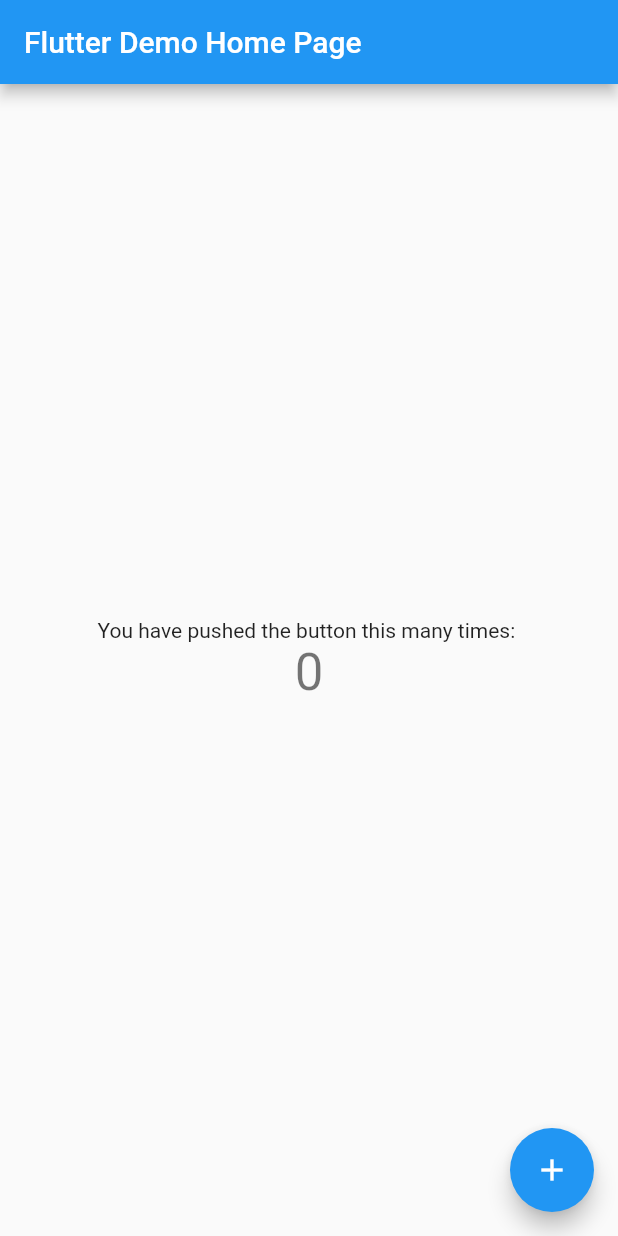
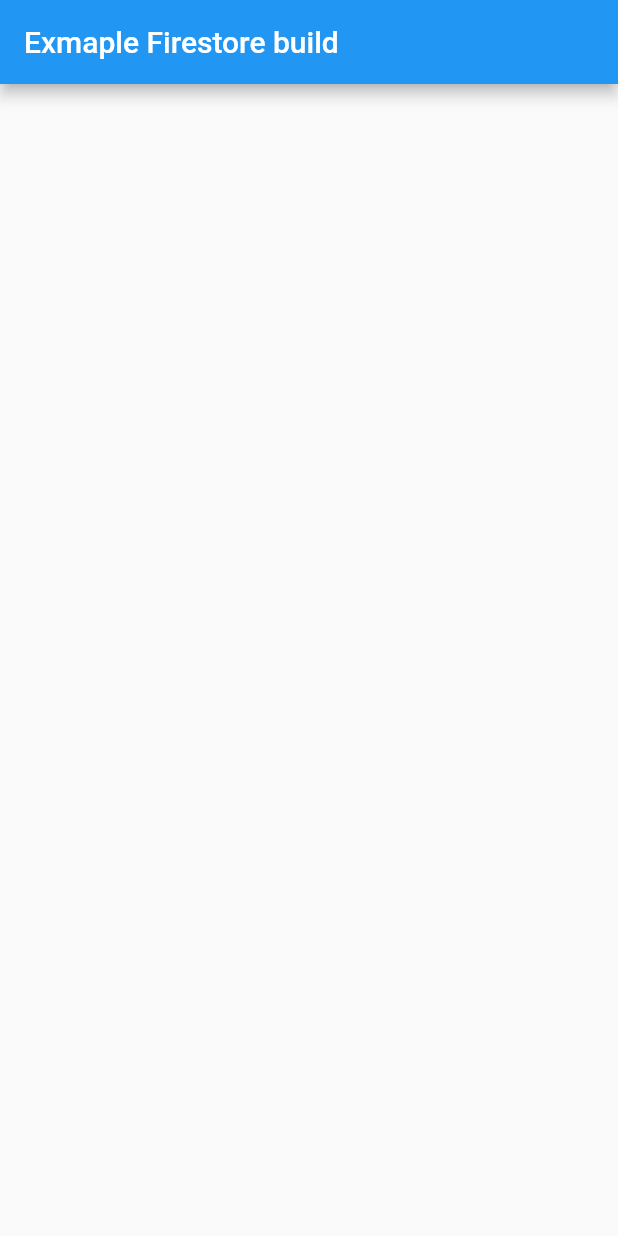
Before and after one commit to jsayram/joseskitchen, a Flutter app: the screen it shows after launch, on a phone screen of 412 x 824 dp. Run offline on Flutter 3.47's test engine with Material 2 defaults, Android fonts, the light colour scheme and no system bars; missing offline and left inert: cloud_firestore_web, firebase_core_web; accounts and stored records are empty.

```diff
--- a/lib/main.dart
+++ b/lib/main.dart
@@ -1,106 +1,27 @@
 import 'package:flutter/material.dart';
 
-void main() {
-  runApp(MyApp());
+void main(){
+
+  runApp(FireStoreApp());
 }
 
-class MyApp extends StatelessWidget {
-  // This widget is the root of your application.
+
+class FireStoreApp extends StatefulWidget {
+  const FireStoreApp({Key? key}) : super(key: key);
+
+  @override
+  _FireStoreAppState createState() => _FireStoreAppState();
+}
+
+class _FireStoreAppState extends State<FireStoreApp> {
   @override
   Widget build(BuildContext context) {
     return MaterialApp(
-      title: 'Flutter Demo',
-      theme: ThemeData(
-        // This is the theme of your application.
-        //
-        // Try running your application with "flutter run". You'll see the
-        // application has a blue toolbar. Then, without quitting the app, try
-        // changing the primarySwatch below to Colors.green and then invoke
-        // "hot reload" (press "r" in the console where you ran "flutter run",
-        // or simply save your changes to "hot reload" in a Flutter IDE).
-        // Notice that the counter didn't reset back to zero; the application
-        // is not restarted.
-        primarySwatch: Colors.blue,
-      ),
-      home: MyHomePage(title: 'Flutter Demo Home Page'),
+      home: Scaffold(
+        appBar: AppBar(
+          title: Text('Exmaple Firestore build')
+        )
+      )
     );
   }
 }
-
-class MyHomePage extends StatefulWidget {
-  MyHomePage({Key? key, required this.title}) : super(key: key);
-
- //TestingMergingBranchesInProject
-
-  final String title;
-
-  @override
-  _MyHomePageState createState() => _MyHomePageState();
-}
-
-class _MyHomePageState extends State<MyHomePage> {
-  int _counter = 0;
-
-  void _incrementCounter() {
-    setState(() {
-      // This call to setState tells the Flutter framework that something has
-      // changed in this State, which causes it to rerun the build method below
-      // so that the display can reflect the updated values. If we changed
-      // _counter without calling setState(), then the build method would not be
-      // called again, and so nothing would appear to happen.
-      _counter++;
-    });
-  }
-
-  @override
-  Widget build(BuildContext context) {
-    // This method is rerun every time setState is called, for instance as done
-    // by the _incrementCounter method above.
-    //
-    // The Flutter framework has been optimized to make rerunning build methods
-    // fast, so that you can just rebuild anything that needs updating rather
-    // than having to individually change instances of widgets.
-    return Scaffold(
-      appBar: AppBar(
-        // Here we take the value from the MyHomePage object that was created by
-        // the App.build method, and use it to set our appbar title.
-        title: Text(widget.title),
-      ),
-      body: Center(
-        // Center is a layout widget. It takes a single child and positions it
-        // in the middle of the parent.
-        child: Column(
-          // Column is also a layout widget. It takes a list of children and
-          // arranges them vertically. By default, it sizes itself to fit its
-          // children horizontally, and tries to be as tall as its parent.
-          //
-          // Invoke "debug painting" (press "p" in the console, choose the
-          // "Toggle Debug Paint" action from the Flutter Inspector in Android
-          // Studio, or the "Toggle Debug Paint" command in Visual Studio Code)
-          // to see the wireframe for each widget.
-          //
-          // Column has various properties to control how it sizes itself and
-          // how it positions its children. Here we use mainAxisAlignment to
-          // center the children vertically; the main axis here is the vertical
-          // axis because Columns are vertical (the cross axis would be
-          // horizontal).
-          mainAxisAlignment: MainAxisAlignment.center,
-          children: <Widget>[
-            Text(
-              'You have pushed the button this many times: ',
-            ),
-            Text(
-              '$_counter',
-              style: Theme.of(context).textTheme.headline4,
-            ),
-          ],
-        ),
-      ),
-      floatingActionButton: FloatingActionButton(
-        onPressed: _incrementCounter,
-        tooltip: 'Increment',
-        child: Icon(Icons.add),
-      ), // This trailing comma makes auto-formatting nicer for build methods.
-    );
-  }
-}
```
Also changed, not shown: 5 other files.
